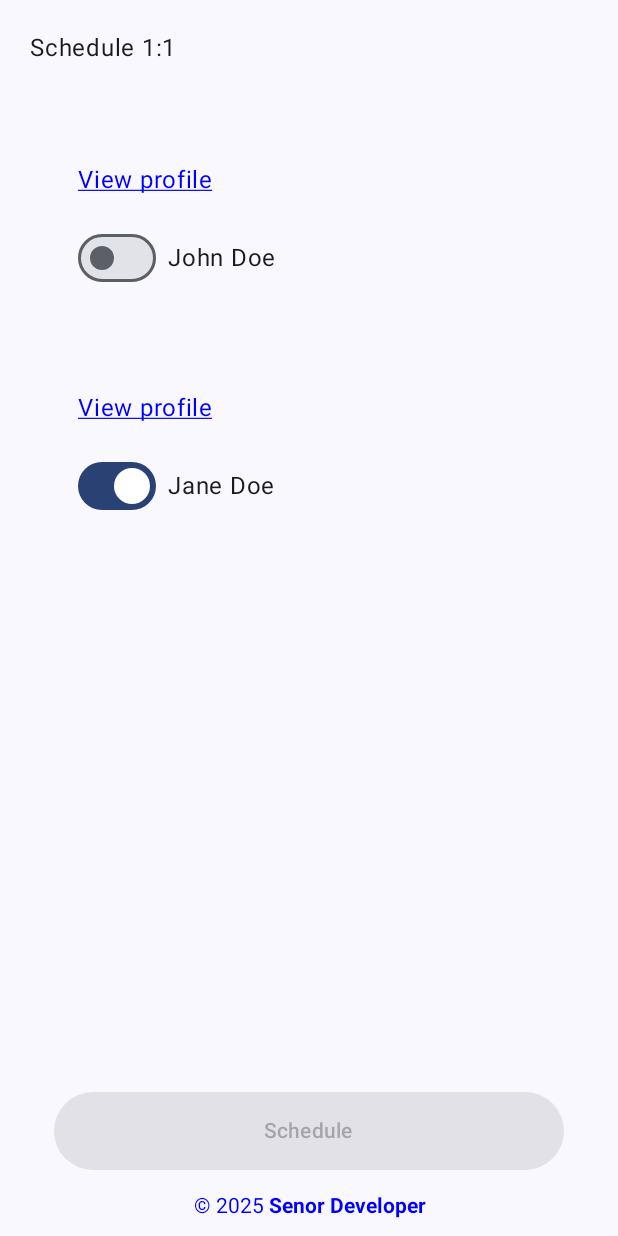
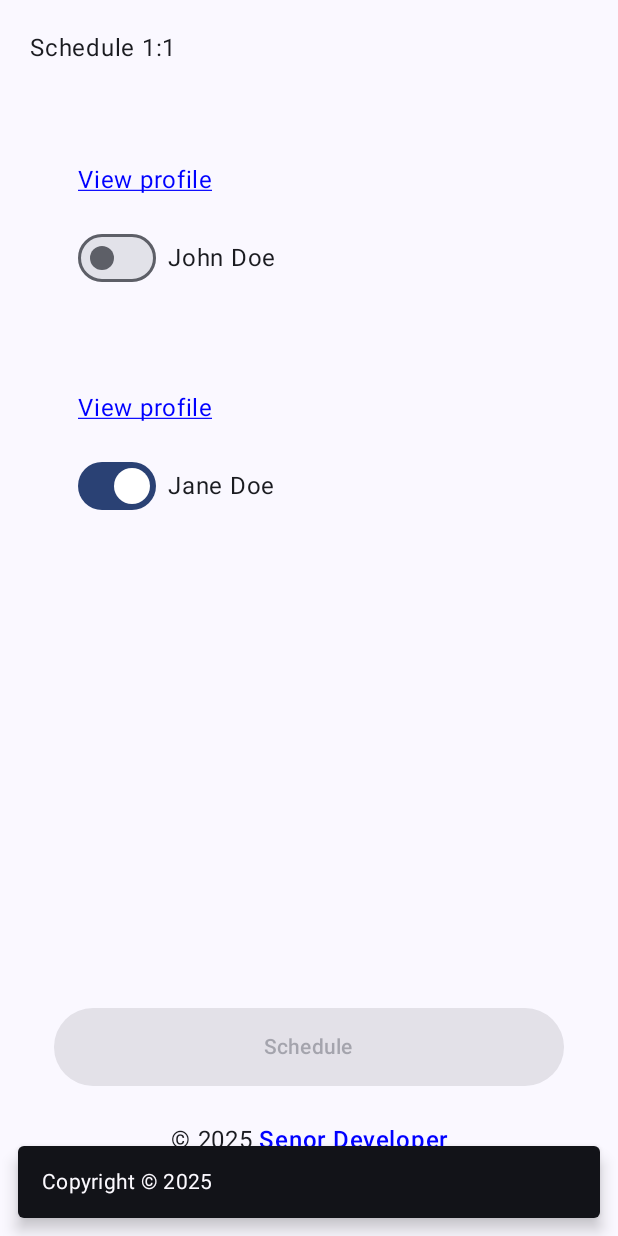
Before and after one commit to marekdef/2025Template, an Android app built with Jetpack Compose: the screen it shows after launch (MainActivity), after a tap on "© 2025 Senor Developer", on a phone screen of 412 x 824 dp. Run offline under Robolectric (Android 15) with nearby library versions, the phone set to English and light mode, and no system bars.

Commit message:
Refactor A11yShowcase components for improved readability and add copyright click functionality

```diff
--- a/app/src/main/java/pl/senordeveloper/a2025template/A11yShowcaseViewModel.kt
+++ b/app/src/main/java/pl/senordeveloper/a2025template/A11yShowcaseViewModel.kt
@@ -44,6 +44,12 @@ class A11yShowcaseViewModel : ViewModel() {
         }
     }
 
+    fun onCopyRightClick() {
+        viewModelScope.launch {
+            _events.send(A11yShowcaseEvent.DisplaySnackBar("Copyright © 2025"))
+        }
+    }
+
     fun onDeveloperProfileClicked(developerInfo: DeveloperInfo) {
         viewModelScope.launch {
             _events.send(A11yShowcaseEvent.OpenWebBrowser(developerInfo.profileUrl))
@@ -59,7 +65,8 @@ class A11yShowcaseViewModel : ViewModel() {
         val a11yShowcaseModelLambdas = A11yShowcaseModel.Lambdas.create(
             onScheduleClick = ::onScheduleClick,
             onDeveloperInfoCheckedChange = ::onDeveloperInfoCheckedChange,
-            onDeveloperProfileClicked = ::onDeveloperProfileClicked
+            onDeveloperProfileClicked = ::onDeveloperProfileClicked,
+            onCopyRightClick = ::onCopyRightClick
         )
 
         return A11yShowcaseState(
--- a/app/src/main/java/pl/senordeveloper/a2025template/model/A11yShowcaseModel.kt
+++ b/app/src/main/java/pl/senordeveloper/a2025template/model/A11yShowcaseModel.kt
@@ -10,6 +10,7 @@ data class A11yShowcaseModel(
         val onScheduleClick: () -> Unit,
         val onDeveloperInfoCheckedChange: (DeveloperInfo, Boolean) -> Unit,
         val onDeveloperProfileClicked: (DeveloperInfo) -> Unit,
+        val onCopyRightClick: () -> Unit = {},
     ) : ALambdas<A11yShowcaseModel> {
         val developerInfoStatesLambdas: DeveloperInfosModel.Lambdas =
             DeveloperInfosModel.Lambdas(
@@ -22,10 +23,12 @@ data class A11yShowcaseModel(
                 onScheduleClick: () -> Unit = {},
                 onDeveloperInfoCheckedChange: (DeveloperInfo, Boolean) -> Unit = { _, _ -> },
                 onDeveloperProfileClicked: (DeveloperInfo) -> Unit = {},
+                onCopyRightClick: () -> Unit = {}
             ) = Lambdas(
                 onScheduleClick = onScheduleClick,
                 onDeveloperInfoCheckedChange = onDeveloperInfoCheckedChange,
-                onDeveloperProfileClicked = onDeveloperProfileClicked
+                onDeveloperProfileClicked = onDeveloperProfileClicked,
+                onCopyRightClick = onCopyRightClick
             )
         }
     }
--- a/app/src/main/java/pl/senordeveloper/a2025template/ui/A11yShowcase.kt
+++ b/app/src/main/java/pl/senordeveloper/a2025template/ui/A11yShowcase.kt
@@ -25,14 +25,22 @@ fun A11yShowcase(
     modifier: Modifier = Modifier,
     a11yShowcaseState: A11yShowcaseState
 ) {
-    Column(modifier = modifier.fillMaxSize().padding(4.dp)) {
+    Column(
+        modifier = modifier
+            .fillMaxSize()
+            .padding(4.dp)
+    ) {
         Header(
             Modifier
                 .fillMaxWidth()
                 .padding(16.dp)
         )
-        DeveloperInfos(modifier = Modifier.padding(16.dp).fillMaxWidth(),
-            a11yShowcaseState.developerInfoStates)
+        DeveloperInfos(
+            modifier = Modifier
+                .padding(16.dp)
+                .fillMaxWidth(),
+            a11yShowcaseState.developerInfoStates
+        )
         Spacer(modifier = Modifier.weight(1f))
         Button(
             modifier = Modifier
@@ -41,9 +49,15 @@ fun A11yShowcase(
             onClick = a11yShowcaseState.lambdas.onScheduleClick,
             enabled = a11yShowcaseState.isScheduleEnabled
         ) {
-            Text(modifier = Modifier.padding(8.dp), text = "Schedule")
+            Text(
+                modifier = Modifier.padding(8.dp),
+                text = "Schedule"
+            )
         }
-        CopyRight(modifier = Modifier.padding(8.dp))
+        CopyRight(
+            modifier = Modifier.padding(8.dp),
+            onUrlClicked = a11yShowcaseState.lambdas.onCopyRightClick
+        )
     }
 }
 
--- a/app/src/main/java/pl/senordeveloper/a2025template/ui/CopyRight.kt
+++ b/app/src/main/java/pl/senordeveloper/a2025template/ui/CopyRight.kt
@@ -1,6 +1,9 @@
 package pl.senordeveloper.a2025template.ui
 
+import androidx.compose.foundation.layout.Column
 import androidx.compose.foundation.layout.fillMaxWidth
+import androidx.compose.foundation.layout.padding
+import androidx.compose.foundation.text.ClickableText
 import androidx.compose.material3.Text
 import androidx.compose.runtime.Composable
 import androidx.compose.ui.Modifier
@@ -10,6 +13,7 @@ import androidx.compose.ui.semantics.onClick
 import androidx.compose.ui.semantics.role
 import androidx.compose.ui.semantics.semantics
 import androidx.compose.ui.text.AnnotatedString
+import androidx.compose.ui.text.ExperimentalTextApi
 import androidx.compose.ui.text.LinkAnnotation
 import androidx.compose.ui.text.SpanStyle
 import androidx.compose.ui.text.TextLinkStyles
@@ -18,16 +22,20 @@ import androidx.compose.ui.text.buildAnnotatedString
 import androidx.compose.ui.text.font.FontWeight
 import androidx.compose.ui.text.style.TextAlign
 import androidx.compose.ui.text.style.TextDecoration
+import androidx.compose.ui.text.withAnnotation
 import androidx.compose.ui.text.withLink
+import androidx.compose.ui.text.withStyle
 import androidx.compose.ui.tooling.preview.Preview
+import androidx.compose.ui.unit.dp
 
 @Composable
 fun CopyRight(
     modifier: Modifier = Modifier,
     onUrlClicked: () -> Unit = {}
 ) {
+    Column {
         Text(
-        modifier = modifier.fillMaxWidth().semantics() {
+            modifier = modifier.fillMaxWidth().padding(8.dp).semantics() {
                 role = Role.Button
                 onClick {
                     onUrlClicked()
@@ -35,11 +43,21 @@ fun CopyRight(
                 }
             },
             textAlign = TextAlign.Center,
-        style = TextStyle(
-            color = Color.Blue
-        ),
             text = clickableText("© 2025 Senor Developer", "Senor Developer", "https://senordeveloper.pl", onClick = onUrlClicked),
         )
+        val text = clickableText2("© 2025 Marek Defecinski", "Marek Defecinski", "https://senordeveloper.pl", onClick = onUrlClicked)
+        ClickableText(
+            modifier = Modifier.fillMaxWidth().padding(8.dp),
+            style = TextStyle.Default.copy(textAlign = TextAlign.Center),
+            text = text,
+        ) {
+            offset ->
+            val annotations = text.getStringAnnotations(tag = "url", start = offset, end = offset)
+            annotations.firstOrNull()?.let { onUrlClicked() }
+        }
+    }
+
+
 }
 
 fun clickableText(string: String, clickablePart: String, url: String, onClick: () -> Unit): AnnotatedString {
@@ -57,13 +75,18 @@ fun clickableText(string: String, clickablePart: String, url: String, onClick: (
                 styles = TextLinkStyles(
                     style = SpanStyle(
                         color = Color.Blue,
-                        fontWeight = FontWeight.Bold
+                        fontWeight = FontWeight.SemiBold
                     ),
-                    focusedStyle = SpanStyle(
-                        color = Color.Blue,
+                    hoveredStyle = SpanStyle(
+                        color = Color.Green,
                         fontWeight = FontWeight.Bold,
                         textDecoration = TextDecoration.Underline
-                    )
+                    ),
+                    pressedStyle = SpanStyle(
+                        color = Color.Red,
+                        fontWeight = FontWeight.Bold,
+                        textDecoration = TextDecoration.LineThrough
+                    ),
                 ),
                 linkInteractionListener = {
                     onClick()
@@ -75,6 +98,34 @@ fun clickableText(string: String, clickablePart: String, url: String, onClick: (
     }
 }
 
+@OptIn(ExperimentalTextApi::class)
+fun clickableText2(string: String, clickablePart: String, url: String, onClick: () -> Unit): AnnotatedString {
+    val startIndex = string.indexOf(clickablePart)
+    val endIndex = startIndex + clickablePart.length
+
+    val prefix = string.substring(0, startIndex)
+    val suffix = string.substring(endIndex)
+
+    val annotatedText = buildAnnotatedString {
+        append(prefix)
+
+        withAnnotation(tag = "url", annotation = url) {
+            withStyle(
+                style = SpanStyle(
+                    color = Color.Blue,
+                    textDecoration = TextDecoration.Underline,
+                    fontWeight = FontWeight.SemiBold
+                )
+            ) {
+                append(clickablePart)
+            }
+        }
+
+        append(suffix)
+    }
+    return annotatedText
+}
+
 @Preview
 @Composable
 private fun CopyRightPreview() {
--- a/app/src/main/java/pl/senordeveloper/a2025template/ui/DeveloperInfo.kt
+++ b/app/src/main/java/pl/senordeveloper/a2025template/ui/DeveloperInfo.kt
@@ -46,7 +46,7 @@ fun DeveloperInfo(
             )
         )
         Row(
-            modifier = Modifier.padding(8.dp).semantics(false) {
+            modifier = Modifier.padding(8.dp).semantics(true) {
                 role = Role.Switch
                 contentDescription =  if (developerInfoState.isChecked) {
                     "${developerInfoState.name} 1:1 is planned"
```
Lines whose indentation alone changed are shown as unchanged.
